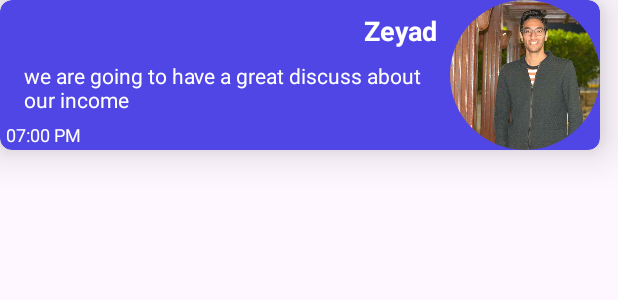
After one commit to ZeyadAbdullah679/depi-android-projects, an Android app: the layout sent_message.xml on its own in the app's theme, with its tools: preview values and no code run, on a phone screen of 412 x 824 dp. The commit adds this screen. Shown: the top 300 px of the screen. Run offline under Robolectric (Android 15) with nearby library versions, the phone set to English and light mode, and no system bars.

Commit message:
add images and setup cards

```diff
--- /dev/null
+++ b/recycler-view/app/src/main/res/layout/sent_message.xml
@@ -0,0 +1,65 @@
+<?xml version="1.0" encoding="utf-8"?>
+<androidx.cardview.widget.CardView xmlns:android="http://schemas.android.com/apk/res/android"
+    xmlns:app="http://schemas.android.com/apk/res-auto"
+    xmlns:tools="http://schemas.android.com/tools"
+    android:layout_width="wrap_content"
+    android:layout_height="wrap_content"
+    app:cardBackgroundColor="@color/blue"
+    app:cardCornerRadius="@dimen/medium_padding"
+    app:cardElevation="@dimen/large_padding">
+
+    <androidx.constraintlayout.widget.ConstraintLayout
+        android:layout_width="match_parent"
+        android:layout_height="match_parent">
+
+        <de.hdodenhof.circleimageview.CircleImageView
+            android:id="@+id/image"
+            android:layout_width="@dimen/image_size"
+            android:layout_height="@dimen/image_size"
+            android:contentDescription="@string/avatar"
+            android:src="@drawable/me"
+            app:layout_constraintBottom_toBottomOf="parent"
+            app:layout_constraintEnd_toEndOf="parent"
+            app:layout_constraintTop_toTopOf="parent" />
+
+        <TextView
+            android:id="@+id/name"
+            android:layout_width="wrap_content"
+            android:layout_height="wrap_content"
+            android:padding="@dimen/medium_padding"
+            android:textColor="@color/white"
+            android:textSize="@dimen/large_font"
+            android:textStyle="bold"
+            app:layout_constraintEnd_toStartOf="@id/image"
+            app:layout_constraintTop_toTopOf="parent"
+            tools:text="Zeyad" />
+
+        <TextView
+            android:id="@+id/message"
+            android:layout_width="0dp"
+            android:layout_height="wrap_content"
+            android:autoSizeTextType="uniform"
+            android:paddingHorizontal="@dimen/large_padding"
+            android:paddingBottom="@dimen/medium_padding"
+            android:textColor="@color/white"
+            android:textSize="@dimen/medium_font"
+            app:layout_constraintEnd_toStartOf="@id/image"
+            app:layout_constraintTop_toBottomOf="@id/name"
+            app:layout_constraintWidth_percent="0.75"
+            tools:text="we are going to have a great discuss about our income" />
+
+        <TextView
+            android:id="@+id/time"
+            android:layout_width="wrap_content"
+            android:layout_height="wrap_content"
+            android:paddingHorizontal="@dimen/small_padding"
+            android:paddingBottom="2dp"
+            android:textColor="@color/white"
+            android:textSize="@dimen/small_font"
+            app:layout_constraintBottom_toBottomOf="parent"
+            app:layout_constraintStart_toStartOf="parent"
+            tools:text="07:00 PM" />
+
+    </androidx.constraintlayout.widget.ConstraintLayout>
+
+</androidx.cardview.widget.CardView>
--- a/recycler-view/app/src/main/res/values/colors.xml
+++ b/recycler-view/app/src/main/res/values/colors.xml
@@ -2,4 +2,5 @@
 <resources>
     <color name="black">#FF000000</color>
     <color name="white">#FFFFFFFF</color>
+    <color name="blue">#5046E5</color>
 </resources>
--- /dev/null
+++ b/recycler-view/app/src/main/res/values/dimens.xml
@@ -0,0 +1,10 @@
+<?xml version="1.0" encoding="utf-8"?>
+<resources>
+    <dimen name="medium_padding">8dp</dimen>
+    <dimen name="image_size">100dp</dimen>
+    <dimen name="large_padding">16dp</dimen>
+    <dimen name="large_font">18sp</dimen>
+    <dimen name="medium_font">14sp</dimen>
+    <dimen name="small_font">12sp</dimen>
+    <dimen name="small_padding">4dp</dimen>
+</resources>
--- a/recycler-view/app/src/main/res/values/strings.xml
+++ b/recycler-view/app/src/main/res/values/strings.xml
@@ -1,3 +1,5 @@
 <resources>
     <string name="app_name">RecyclerViewTask</string>
+    <string name="avatar">Avatar</string>
+    <string name="enter_a_message">Enter a message…</string>
 </resources>
--- a/recycler-view/gradle/libs.versions.toml
+++ b/recycler-view/gradle/libs.versions.toml
@@ -1,5 +1,6 @@
 [versions]
 agp = "8.5.0"
+circleimageview = "3.1.0"
 kotlin = "1.9.0"
 coreKtx = "1.13.1"
 junit = "4.13.2"
@@ -12,6 +13,7 @@ constraintlayout = "2.1.4"
 
 [libraries]
 androidx-core-ktx = { group = "androidx.core", name = "core-ktx", version.ref = "coreKtx" }
+circleimageview = { module = "de.hdodenhof:circleimageview", version.ref = "circleimageview" }
 junit = { group = "junit", name = "junit", version.ref = "junit" }
 androidx-junit = { group = "androidx.test.ext", name = "junit", version.ref = "junitVersion" }
 androidx-espresso-core = { group = "androidx.test.espresso", name = "espresso-core", version.ref = "espressoCore" }
```
Also changed, not shown: recycler-view/app/build.gradle.kts (+7 -1 lines), recycler-view/app/src/main/java/com/example/recyclerviewtask/MainActivity.kt (+10 -1 lines), recycler-view/app/src/main/res/layout/activity_main.xml (+26 -4 lines), recycler-view/app/src/main/res/layout/received_message.xml (added, +64 -0 lines), recycler-view/app/src/main/res/drawable/avatar.jpg (added), recycler-view/app/src/main/res/drawable/me.jpeg (added).
